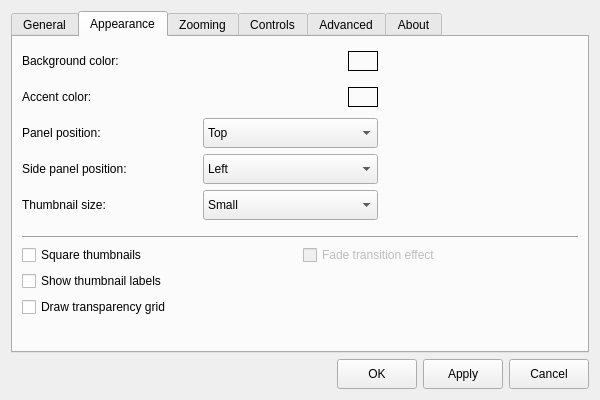
Qt form gui/settingsdialog.ui (do-i/thumbgrid) before a commit.
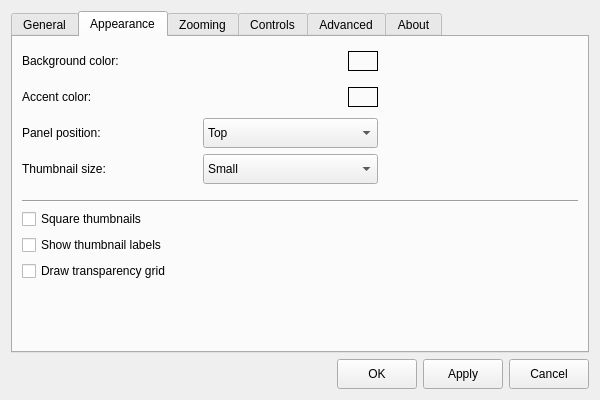
The same form after that commit. The open tabs and pages were chosen to show the change. Icons and pictures are not drawn. Custom widgets are drawn as their Qt base class.

```diff
--- a/gui/settingsdialog.ui
+++ b/gui/settingsdialog.ui
@@ -564,61 +564,6 @@
              </item>
             </layout>
            </item>
-           <item>
-            <layout class="QHBoxLayout" name="horizontalLayout_14" stretch="0,0">
-             <property name="sizeConstraint">
-              <enum>QLayout::SetFixedSize</enum>
-             </property>
-             <property name="topMargin">
-              <number>0</number>
-             </property>
-             <item>
-              <widget class="QLabel" name="sidePanelPositionLabel">
-               <property name="sizePolicy">
-                <sizepolicy hsizetype="Preferred" vsizetype="Maximum">
-                 <horstretch>0</horstretch>
-                 <verstretch>0</verstretch>
-                </sizepolicy>
-               </property>
-               <property name="minimumSize">
-                <size>
-                 <width>0</width>
-                 <height>30</height>
-                </size>
-               </property>
-               <property name="text">
-                <string>Side panel position:</string>
-               </property>
-              </widget>
-             </item>
-             <item>
-              <widget class="QComboBox" name="sidePanelPositionComboBox">
-               <property name="sizePolicy">
-                <sizepolicy hsizetype="Preferred" vsizetype="Preferred">
-                 <horstretch>0</horstretch>
-                 <verstretch>0</verstretch>
-                </sizepolicy>
-               </property>
-               <property name="minimumSize">
-                <size>
-                 <width>100</width>
-                 <height>30</height>
-                </size>
-               </property>
-               <item>
-                <property name="text">
-                 <string>Left</string>
-                </property>
-               </item>
-               <item>
-                <property name="text">
-                 <string>Right</string>
-                </property>
-               </item>
-              </widget>
-             </item>
-            </layout>
-           </item>
            <item>
             <layout class="QHBoxLayout" name="horizontalLayout_11">
              <item>
@@ -768,16 +713,6 @@
          </item>
          <item>
           <layout class="QVBoxLayout" name="verticalLayout_16">
-           <item>
-            <widget class="QCheckBox" name="fadeEffectCheckBox">
-             <property name="enabled">
-              <bool>false</bool>
-             </property>
-             <property name="text">
-              <string>Fade transition effect</string>
-             </property>
-            </widget>
-           </item>
            <item>
             <spacer name="verticalSpacer_10">
              <property name="orientation">
@@ -795,6 +730,19 @@
          </item>
         </layout>
        </item>
+       <item>
+        <spacer name="verticalSpacer_11">
+         <property name="orientation">
+          <enum>Qt::Vertical</enum>
+         </property>
+         <property name="sizeHint" stdset="0">
+          <size>
+           <width>20</width>
+           <height>40</height>
+          </size>
+         </property>
+        </spacer>
+       </item>
        <item>
         <spacer name="verticalSpacer_8">
          <property name="orientation">
```
Left out of the diff: 16 changed lines with no effect on the pictures.
